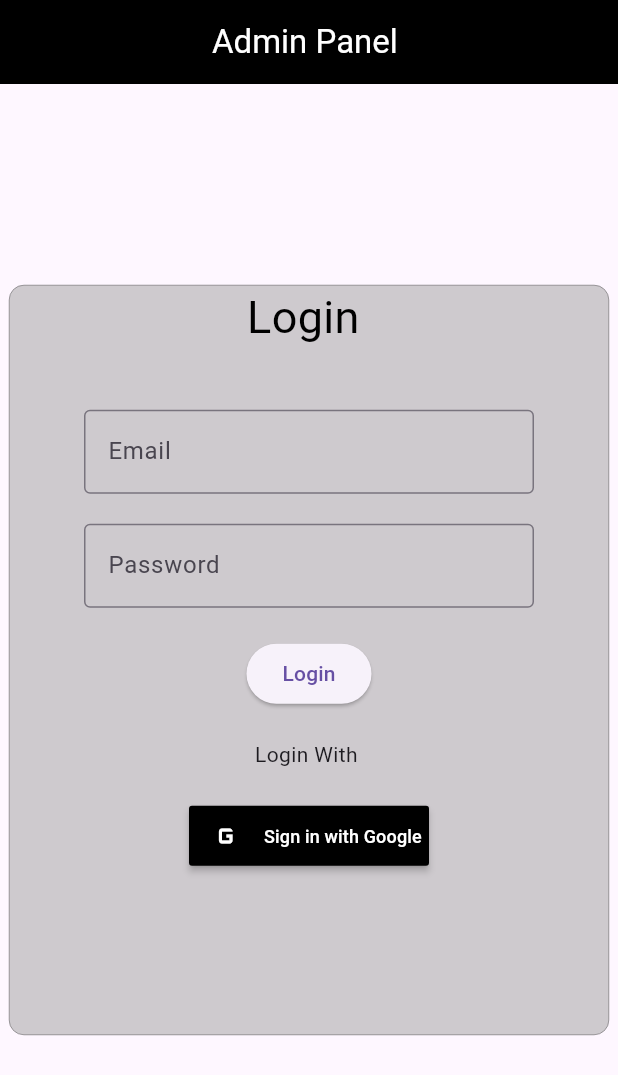
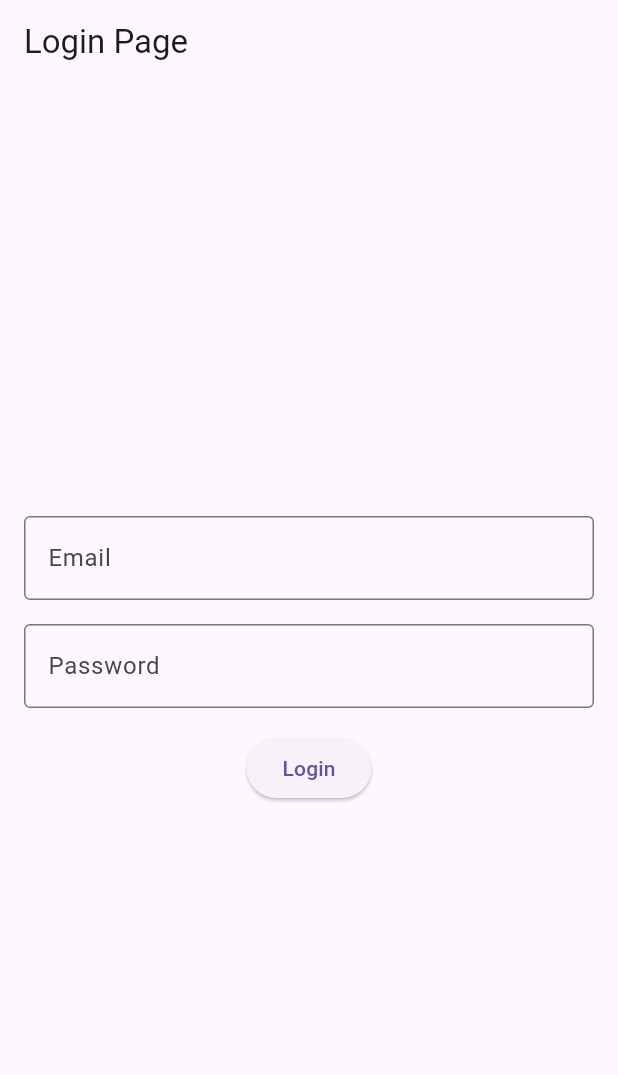
Before and after one commit to paramjeetsingh007/Admin_Panel, a Flutter app: the screen it shows after launch, on a phone screen of 412 x 824 dp. Shown: the top 1075 px of the screen. Run offline on Flutter 3.47's test engine with Material 3 defaults, Android fonts, the phone set to English and light mode, and no system bars; drawn by our look-alikes of sign_in_button; our stand-ins replace firebase_auth, firebase_core; accounts and stored records are empty; statements that could not run were skipped.

```diff
--- /dev/null
+++ b/lib/HomePage.dart
@@ -0,0 +1,15 @@
+import 'package:flutter/material.dart';
+
+class HomePage extends StatelessWidget {
+  @override
+  Widget build(BuildContext context) {
+    return Scaffold(
+      appBar: AppBar(
+        title: Text('Home Page'),
+      ),
+      body: Center(
+        child: Text('Welcome to the Home Page!'),
+      ),
+    );
+  }
+}
--- a/lib/LoginPage.dart
+++ b/lib/LoginPage.dart
@@ -1,90 +1,64 @@
 import 'package:flutter/material.dart';
-import 'package:sign_in_button/sign_in_button.dart';
+import 'package:firebase_auth/firebase_auth.dart';
 
-class Loginpage extends StatefulWidget {
-  const Loginpage({super.key});
-
+class LoginPage extends StatefulWidget {
   @override
-  State<Loginpage> createState() => _LoginpageState();
+  _LoginPageState createState() => _LoginPageState();
 }
 
-class _LoginpageState extends State<Loginpage> {
+class _LoginPageState extends State<LoginPage> {
+  final TextEditingController _emailController = TextEditingController();
+  final TextEditingController _passwordController = TextEditingController();
+  final FirebaseAuth _auth = FirebaseAuth.instance;
+
+  Future<void> _loginWithEmailPassword() async {
+    try {
+      await _auth.signInWithEmailAndPassword(
+        email: _emailController.text.trim(),
+        password: _passwordController.text.trim(),
+      );
+      // Navigate to home or dashboard page upon successful login
+      Navigator.pushNamed(context, '/home');
+    } catch (e) {
+      ScaffoldMessenger.of(context).showSnackBar(
+        SnackBar(content: Text('Failed to login: $e')),
+      );
+    }
+  }
+
   @override
   Widget build(BuildContext context) {
     return Scaffold(
       appBar: AppBar(
-        title: Text(
-          'Admin Panel ',
-          style: TextStyle(color: Colors.white),
+        title: Text('Login Page'),
       ),
-        centerTitle: true,
-        backgroundColor: Colors.black,
-      ),
-      body: Center(
-        child: Container(
-          width: 400,
-          height: 500,
-          decoration: BoxDecoration(
-              boxShadow: [
-                BoxShadow(
-                  color: Colors.grey.withOpacity(0.5),
-                ),
-              ],
-              borderRadius: BorderRadius.all(Radius.circular(10)),
-              border: Border.all(width: 0.2, color: Colors.black)),
+      body: Padding(
+        padding: const EdgeInsets.all(16.0),
         child: Column(
-            crossAxisAlignment: CrossAxisAlignment.center,
+          mainAxisAlignment: MainAxisAlignment.center,
           children: [
-              const Text(
-                "Login ",
-                style: TextStyle(
-                  color: Colors.black,
-                  fontSize: 30,
-                ),
-              ),
-              const SizedBox(height: 40),
-              Container(
-                width: 300, // Set the desired width here
-                child: TextFormField(
+            TextField(
+              controller: _emailController,
               decoration: InputDecoration(
                 labelText: 'Email',
                 border: OutlineInputBorder(),
               ),
             ),
-              ),
-              const SizedBox(height: 20),
-              Container(
-                width: 300, // Set the desired width here
-                child: TextFormField(
-                  decoration: const InputDecoration(
+            SizedBox(height: 16),
+            TextField(
+              controller: _passwordController,
+              decoration: InputDecoration(
                 labelText: 'Password',
                 border: OutlineInputBorder(),
               ),
+              obscureText: true,
             ),
-              ),
-              const SizedBox(height: 20),
+            SizedBox(height: 16),
             ElevatedButton(
-
-                  onPressed: () {},
-                  child: const Text(
-                    "Login",
-                  )),
-              const SizedBox(height: 20),
-              const Text("Login With "),
-              const SizedBox(height: 20),
-              SignInButtonBuilder(
-                text: 'Sign in with Google',
-                icon: Icons
-                    .g_mobiledata, // Custom icon or use any other available
-                iconColor: Colors.white,
-                onPressed: () {},
-                backgroundColor: Colors.black,
-                width: 160, // Set the desired width
-                height: 40, // Set the desired height
-                fontSize: 12, // Adjust font size as needed
+              onPressed: _loginWithEmailPassword,
+              child: Text('Login'),
             ),
           ],
-          ),
         ),
       ),
     );
--- a/lib/main.dart
+++ b/lib/main.dart
@@ -1,35 +1,31 @@
-import 'package:admin_panel/LoginPage.dart';
 import 'package:flutter/material.dart';
 import 'package:firebase_core/firebase_core.dart';
 import 'firebase_options.dart';
-
+import 'LoginPage.dart';
+import 'HomePage.dart'; // Import HomePage
 
 Future<void> main() async {
-  runApp(const MyApp());
+  WidgetsFlutterBinding.ensureInitialized();
   await Firebase.initializeApp(
     options: DefaultFirebaseOptions.currentPlatform,
-);
+  );
+  runApp(const MyApp());
 }
 
 class MyApp extends StatelessWidget {
   const MyApp({super.key});
 
-
-  // This widget is the root of your application.
   @override
   Widget build(BuildContext context) {
     return MaterialApp(
       debugShowCheckedModeBanner: false,
       title: 'Flutter Demo',
-      theme: ThemeData(
-
-      ),
-        initialRoute: '/',
-    routes: {
-      '/': (context) => Loginpage(),
-
-    },
-
+      theme: ThemeData(),
+      initialRoute: '/',
+      routes: {
+        '/': (context) => LoginPage(),
+        '/home': (context) => HomePage(), // Register the '/home' route
+      },
     );
   }
 }
--- a/pubspec.yaml
+++ b/pubspec.yaml
@@ -37,6 +37,7 @@ dependencies:
   cupertino_icons: ^1.0.8
   sign_in_button: ^3.2.0
   firebase_core: ^3.6.0
+  firebase_auth: ^5.3.1
 
 dev_dependencies:
   flutter_test:
```
Also changed, not shown: pubspec.lock, 3 other files. Lines whose indentation alone changed are shown as unchanged.
